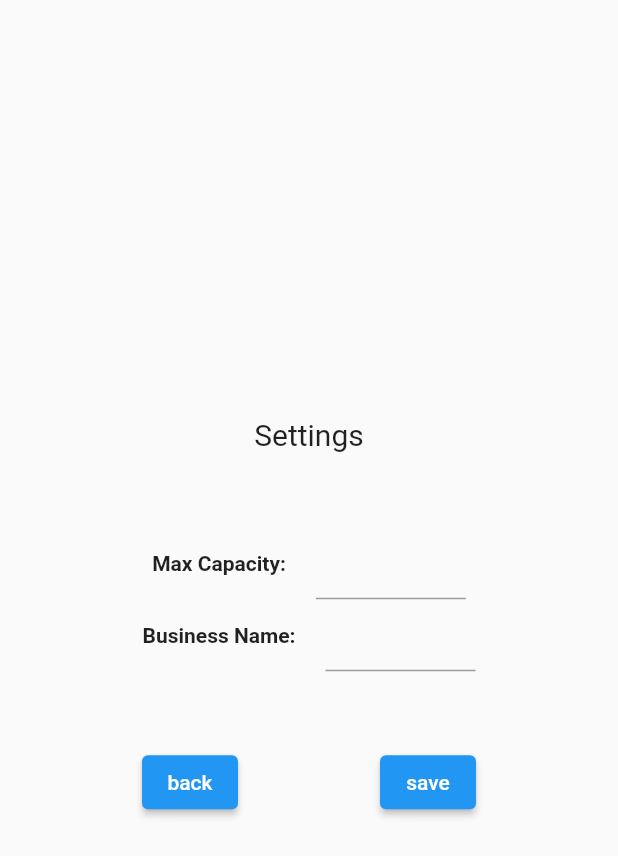
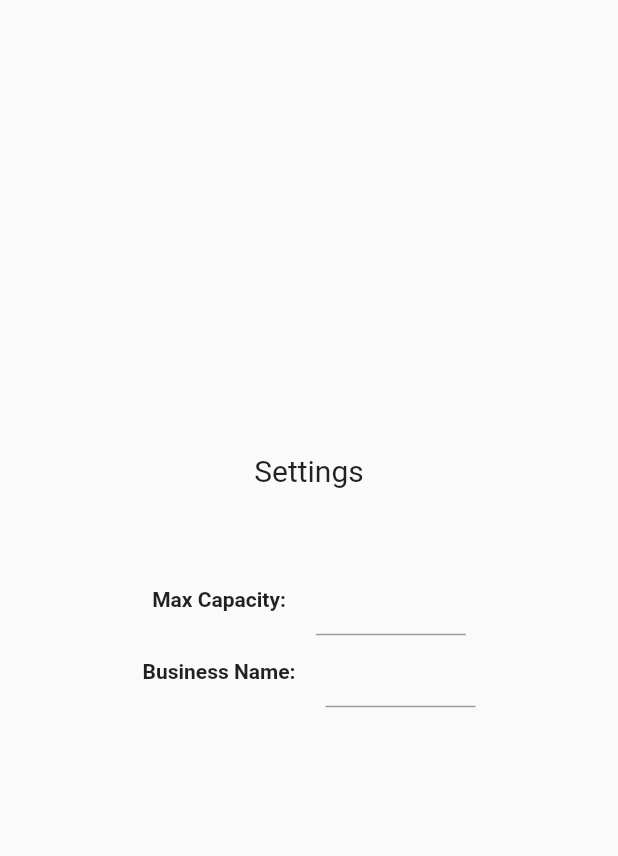
Before and after one commit to opunAI/business_capacity_challenge, a Flutter app: the SettingsScreen screen opened by its route, on a phone screen of 412 x 824 dp. Shown: the top 856 px of the screen. Run offline on Flutter 3.47's test engine with Material 2 defaults, Android fonts, the phone set to English and light mode, and no system bars; our stand-ins replace font_awesome_flutter.

```diff
--- a/lib/screens/settings_screen.dart
+++ b/lib/screens/settings_screen.dart
@@ -53,14 +53,14 @@ class SettingsScreen extends StatelessWidget {
             Row(
               mainAxisAlignment: MainAxisAlignment.spaceEvenly,
               children: [
-                ElevatedButton(
-                  child: Text('back'),
-                  onPressed: () => Navigator.pop(context),
-                ),
-                ElevatedButton(
-                  child: Text('save'),
-                  onPressed: () => print('save pressed'),
-                ),
+                // ElevatedButton(
+                //   child: Text('back'),
+                //   onPressed: () => Navigator.pop(context),
+                // ),
+                // ElevatedButton(
+                //   child: Text('save'),
+                //   onPressed: () => print('save pressed'),
+                // ),
               ],
             )
           ],
```
Also changed, not shown: lib/screens/welcome_screen.dart (+4 -4 lines), pubspec.yaml (+5 -4 lines), pubspec.lock, 2 other files.
